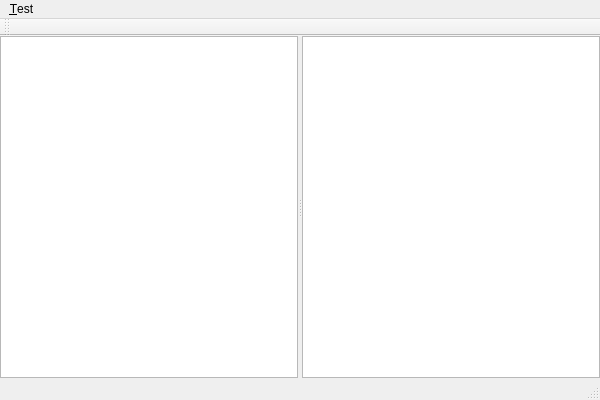
First picture: the form in viMarkdown/benchmark/MainWindow.ui, repository vivisuke/viMarkdown, before the edit.
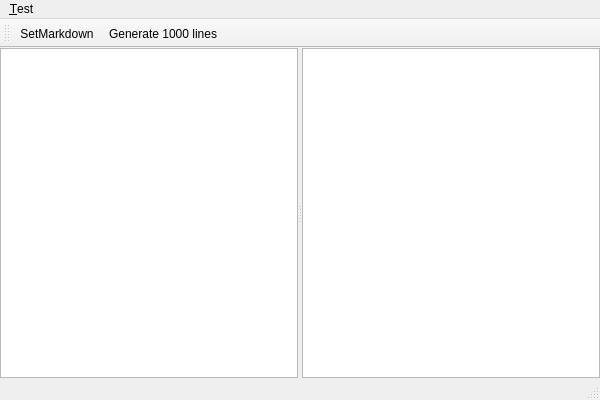
Second picture: the form after the edit.

Commit message: 0661 ◎ B 07/16 08/24 03106│問題│Tab 右ボタンメニュー > Close：アウトラインバーアイテムが消えない

```diff
--- a/viMarkdown/benchmark/MainWindow.ui
+++ b/viMarkdown/benchmark/MainWindow.ui
@@ -68,6 +68,8 @@
    <attribute name="toolBarBreak">
     <bool>false</bool>
    </attribute>
+   <addaction name="action_SetMarkdown"/>
+   <addaction name="action_Gen1000lines"/>
   </widget>
   <widget class="QStatusBar" name="statusBar"/>
   <action name="action_Gen10000lines">
```
The commit also changes 7 other files.
